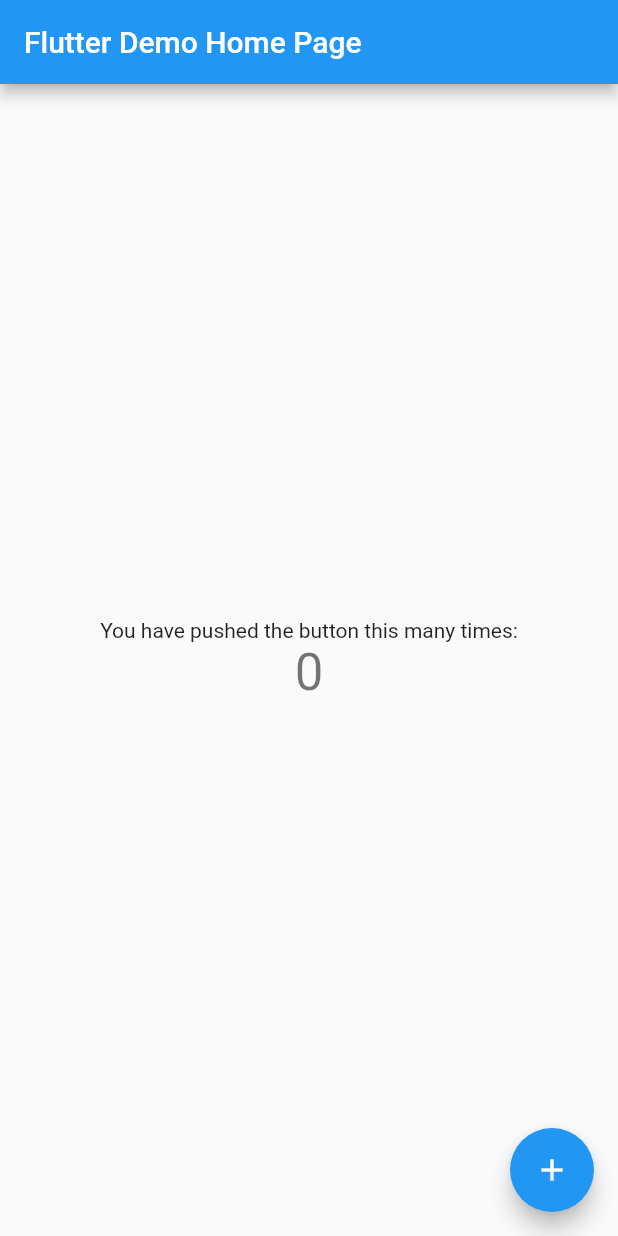
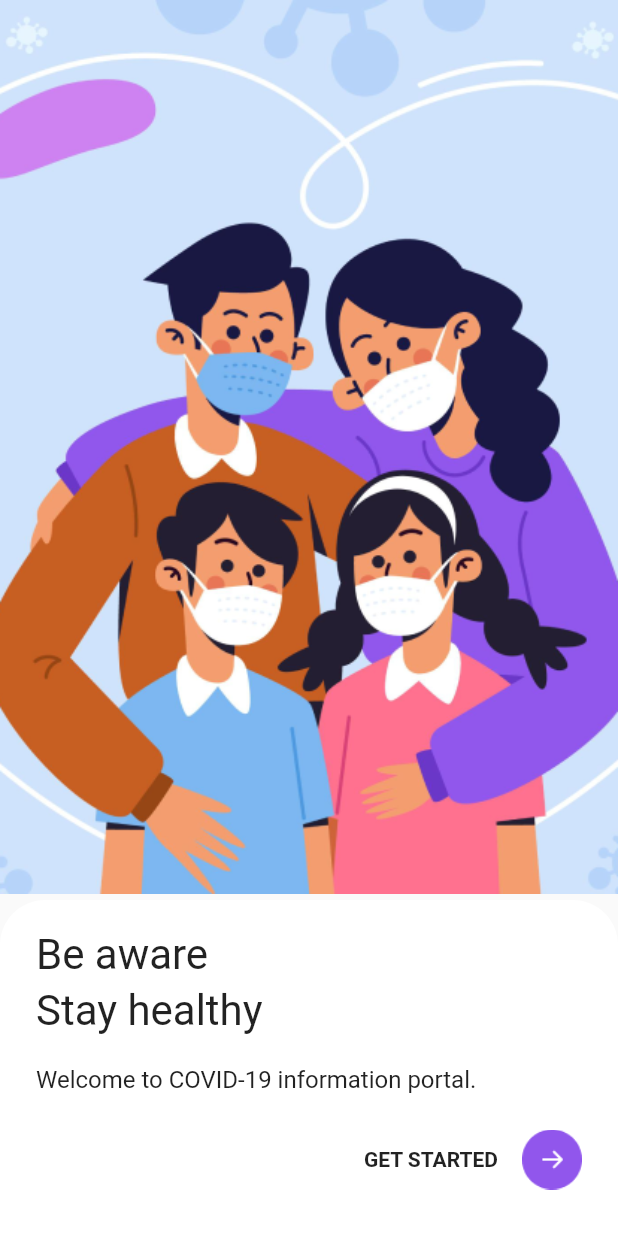
Before and after one commit to hoangatuan/PCCovid_Flutter, a Flutter app: the screen it shows after launch, on a phone screen of 412 x 824 dp. Run offline on Flutter 3.47's test engine with Material 2 defaults, Android fonts, the phone set to English and light mode, and no system bars.

Commit message:
Create guide screen

```diff
--- a/lib/main.dart
+++ b/lib/main.dart
@@ -1,4 +1,5 @@
 import 'package:flutter/material.dart';
+import 'package:pccovid/screens/guide/guide_screen.dart';
 
 void main() {
   runApp(const MyApp());
@@ -13,103 +14,9 @@ class MyApp extends StatelessWidget {
     return MaterialApp(
       title: 'Flutter Demo',
       theme: ThemeData(
-        // This is the theme of your application.
-        //
-        // Try running your application with "flutter run". You'll see the
-        // application has a blue toolbar. Then, without quitting the app, try
-        // changing the primarySwatch below to Colors.green and then invoke
-        // "hot reload" (press "r" in the console where you ran "flutter run",
-        // or simply save your changes to "hot reload" in a Flutter IDE).
-        // Notice that the counter didn't reset back to zero; the application
-        // is not restarted.
         primarySwatch: Colors.blue,
       ),
-      home: const MyHomePage(title: 'Flutter Demo Home Page'),
+      home: const GuideScreen(),
     );
   }
 }
-
-class MyHomePage extends StatefulWidget {
-  const MyHomePage({Key? key, required this.title}) : super(key: key);
-
-  // This widget is the home page of your application. It is stateful, meaning
-  // that it has a State object (defined below) that contains fields that affect
-  // how it looks.
-
-  // This class is the configuration for the state. It holds the values (in this
-  // case the title) provided by the parent (in this case the App widget) and
-  // used by the build method of the State. Fields in a Widget subclass are
-  // always marked "final".
-
-  final String title;
-
-  @override
-  State<MyHomePage> createState() => _MyHomePageState();
-}
-
-class _MyHomePageState extends State<MyHomePage> {
-  int _counter = 0;
-
-  void _incrementCounter() {
-    setState(() {
-      // This call to setState tells the Flutter framework that something has
-      // changed in this State, which causes it to rerun the build method below
-      // so that the display can reflect the updated values. If we changed
-      // _counter without calling setState(), then the build method would not be
-      // called again, and so nothing would appear to happen.
-      _counter++;
-    });
-  }
-
-  @override
-  Widget build(BuildContext context) {
-    // This method is rerun every time setState is called, for instance as done
-    // by the _incrementCounter method above.
-    //
-    // The Flutter framework has been optimized to make rerunning build methods
-    // fast, so that you can just rebuild anything that needs updating rather
-    // than having to individually change instances of widgets.
-    return Scaffold(
-      appBar: AppBar(
-        // Here we take the value from the MyHomePage object that was created by
-        // the App.build method, and use it to set our appbar title.
-        title: Text(widget.title),
-      ),
-      body: Center(
-        // Center is a layout widget. It takes a single child and positions it
-        // in the middle of the parent.
-        child: Column(
-          // Column is also a layout widget. It takes a list of children and
-          // arranges them vertically. By default, it sizes itself to fit its
-          // children horizontally, and tries to be as tall as its parent.
-          //
-          // Invoke "debug painting" (press "p" in the console, choose the
-          // "Toggle Debug Paint" action from the Flutter Inspector in Android
-          // Studio, or the "Toggle Debug Paint" command in Visual Studio Code)
-          // to see the wireframe for each widget.
-          //
-          // Column has various properties to control how it sizes itself and
-          // how it positions its children. Here we use mainAxisAlignment to
-          // center the children vertically; the main axis here is the vertical
-          // axis because Columns are vertical (the cross axis would be
-          // horizontal).
-          mainAxisAlignment: MainAxisAlignment.center,
-          children: <Widget>[
-            const Text(
-              'You have pushed the button this many times:',
-            ),
-            Text(
-              '$_counter',
-              style: Theme.of(context).textTheme.headline4,
-            ),
-          ],
-        ),
-      ),
-      floatingActionButton: FloatingActionButton(
-        onPressed: _incrementCounter,
-        tooltip: 'Increment',
-        child: const Icon(Icons.add),
-      ), // This trailing comma makes auto-formatting nicer for build methods.
-    );
-  }
-}
--- /dev/null
+++ b/lib/screens/guide/components/guide_bottom_view.dart
@@ -0,0 +1,61 @@
+import 'package:flutter/material.dart';
+
+class GuideBottomView extends StatelessWidget {
+  const GuideBottomView({
+    Key? key,
+    required this.onPress,
+  }) : super(key: key);
+
+  final void Function() onPress;
+
+  @override
+  Widget build(BuildContext context) {
+    Size screenSize = MediaQuery.of(context).size;
+
+    return Container(
+      width: screenSize.width,
+      height: 224,
+      decoration: const BoxDecoration(
+          color: Colors.white,
+          borderRadius: BorderRadius.only(
+              topLeft: Radius.circular(30), topRight: Radius.circular(30))),
+      child: Padding(
+        padding: const EdgeInsets.fromLTRB(24, 20, 24, 24),
+        child: Column(
+          crossAxisAlignment: CrossAxisAlignment.start,
+          children: [
+            const Text("Be aware", style: TextStyle(fontSize: 28)),
+            const SizedBox(height: 4),
+            const Text("Stay healthy", style: TextStyle(fontSize: 28)),
+            const SizedBox(height: 20),
+            const Text(
+              "Welcome to COVID-19 information portal.",
+              style: TextStyle(fontSize: 16),
+            ),
+            const SizedBox(height: 24),
+            Row(
+              mainAxisAlignment: MainAxisAlignment.end,
+              children: [
+                const Text(
+                  "GET STARTED",
+                  style: TextStyle(fontWeight: FontWeight.bold),
+                ),
+                const SizedBox(width: 16),
+                GestureDetector(
+                    child: Container(
+                        width: 40,
+                        height: 40,
+                        decoration: const BoxDecoration(
+                          image: DecorationImage(
+                              image: AssetImage("assets/icons/ic_forward.png"),
+                              fit: BoxFit.cover), // button text
+                        )),
+                    onTap: onPress)
+              ],
+            )
+          ],
+        ),
+      ),
+    );
+  }
+}
--- /dev/null
+++ b/lib/screens/guide/guide_screen.dart
@@ -0,0 +1,37 @@
+import 'package:flutter/material.dart';
+import 'package:pccovid/screens/home/home_screen.dart';
+import 'components/guide_bottom_view.dart';
+
+class GuideScreen extends StatelessWidget {
+  const GuideScreen({Key? key}) : super(key: key);
+
+  @override
+  Widget build(BuildContext context) {
+    Size screenSize = MediaQuery.of(context).size;
+
+    return Scaffold(
+      body: SizedBox(
+          width: screenSize.width,
+          height: screenSize.height,
+          child: Stack(
+            children: [
+              Image.asset(
+                "assets/illustration.png",
+              ),
+              Positioned(
+                  bottom: 0,
+                  left: 0,
+                  right: 0,
+                  child: GuideBottomView(
+                    onPress: () {
+                      Navigator.push(
+                          context,
+                          MaterialPageRoute(
+                              builder: (context) => const HomeScreen()));
+                    },
+                  ))
+            ],
+          )),
+    );
+  }
+}
--- /dev/null
+++ b/lib/screens/home/home_screen.dart
@@ -0,0 +1,12 @@
+import 'package:flutter/material.dart';
+
+class HomeScreen extends StatelessWidget {
+  const HomeScreen({Key? key}) : super(key: key);
+
+  @override
+  Widget build(BuildContext context) {
+    return Container(
+      color: Colors.yellow,
+    );
+  }
+}
```
Also changed, not shown: pubspec.yaml (+4 -6 lines), assets/icons/ic_forward.png (added), assets/illustration.png (added).
